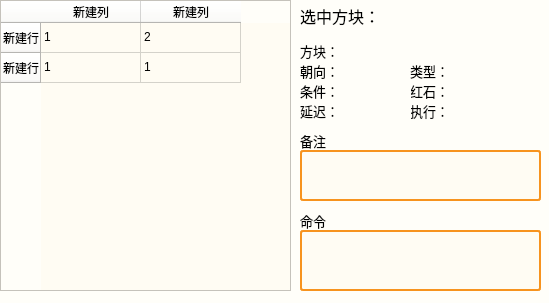
Above: miniwindows.ui from Zao-chen/ZcCommandEditor before the change. Below: the same form after it.
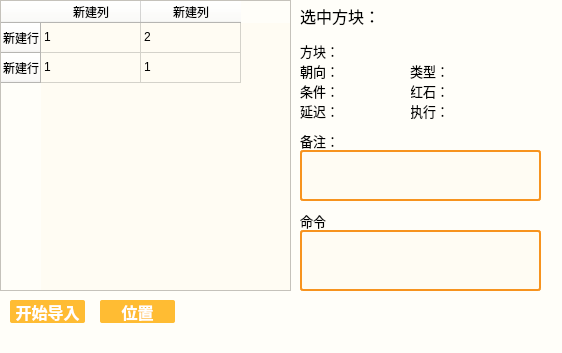
That is the form after the change.

Patch:
```diff
--- a/miniwindows.ui
+++ b/miniwindows.ui
@@ -6,8 +6,8 @@
    <rect>
     <x>0</x>
     <y>0</y>
-    <width>549</width>
-    <height>303</height>
+    <width>562</width>
+    <height>353</height>
    </rect>
   </property>
   <property name="windowTitle">
@@ -375,7 +375,7 @@
     </font>
    </property>
    <property name="text">
-    <string>备注</string>
+    <string>备注：</string>
    </property>
   </widget>
   <widget class="QLabel" name="label_delay_3">
@@ -422,6 +422,32 @@
     <bool>true</bool>
    </property>
   </widget>
+  <widget class="QPushButton" name="pushButton_start">
+   <property name="geometry">
+    <rect>
+     <x>10</x>
+     <y>300</y>
+     <width>75</width>
+     <height>23</height>
+    </rect>
+   </property>
+   <property name="text">
+    <string>开始导入</string>
+   </property>
+  </widget>
+  <widget class="QPushButton" name="pushButton">
+   <property name="geometry">
+    <rect>
+     <x>100</x>
+     <y>300</y>
+     <width>75</width>
+     <height>23</height>
+    </rect>
+   </property>
+   <property name="text">
+    <string>位置</string>
+   </property>
+  </widget>
  </widget>
  <resources/>
  <connections/>
```
